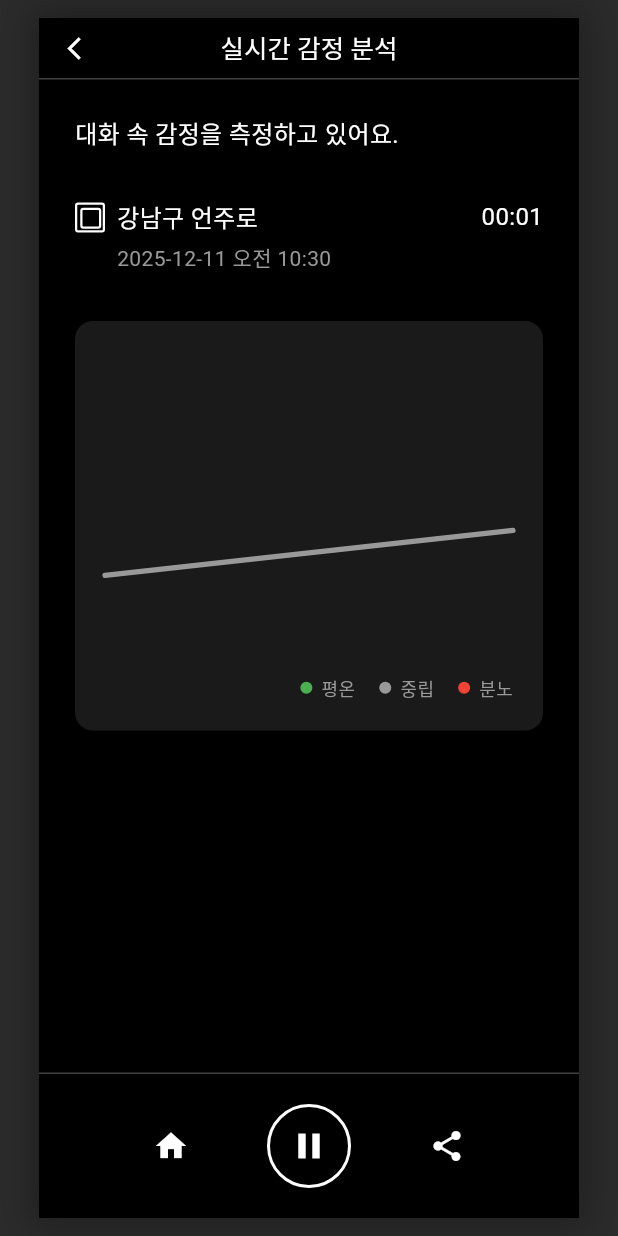
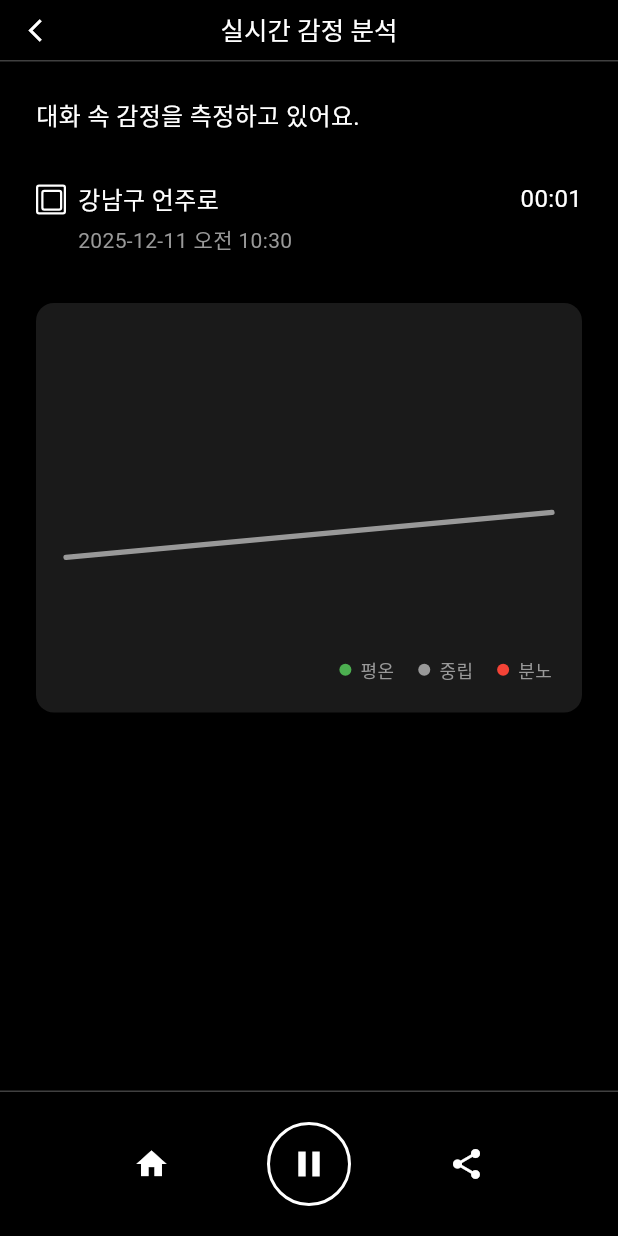
Before and after one commit to heijang/aoe-frontend-app, a Flutter app: the EmotionRecordingScreen screen opened by its route, on a phone screen of 412 x 824 dp. Run offline on Flutter 3.47's test engine with Material 3 defaults, Android fonts, the phone set to English and light mode, and no system bars; our stand-ins replace flutter_svg, go_router, video_player; missing offline and left inert: dart:html, dart:ui_web.

Commit message:
mobile 최적화

```diff
--- a/lib/screens/emotion_recording_screen.dart
+++ b/lib/screens/emotion_recording_screen.dart
@@ -18,7 +18,7 @@ class _EmotionRecordingScreenState extends State<EmotionRecordingScreen> {
   int _elapsedSeconds = 0;
   bool _isPaused = false;
   bool _isRecording = false; // 녹음 시작 여부
-  List<double> _emotionData = []; // 최초에는 빈 배열로 시작
+  final List<double> _emotionData = []; // 최초에는 빈 배열로 시작
   final Random _random = Random(); // 랜덤 생성기
 
   @override
--- a/lib/widgets/fixed_size_wrapper.dart
+++ b/lib/widgets/fixed_size_wrapper.dart
@@ -1,22 +1,89 @@
 import 'package:flutter/material.dart';
+import 'package:flutter/foundation.dart' show kIsWeb;
 
 class FixedSizeWrapper extends StatelessWidget {
   final Widget child;
 
   const FixedSizeWrapper({super.key, required this.child});
 
+  // 화면 크기에 따라 모바일/태블릿 구분
+  bool _isTablet(BuildContext context) {
+    final width = MediaQuery.of(context).size.width;
+    return width >= 600; // 600px 이상이면 태블릿으로 간주
+  }
+
+  // 반응형 너비 계산
+  double _getResponsiveWidth(BuildContext context) {
+    final screenWidth = MediaQuery.of(context).size.width;
+
+    if (_isTablet(context)) {
+      // 태블릿: 최대 768px, 최소 600px
+      return screenWidth.clamp(600.0, 768.0);
+    } else {
+      // 모바일: 최대 480px, 최소 320px
+      return screenWidth.clamp(320.0, 480.0);
+    }
+  }
+
+  // 반응형 높이 계산
+  double _getResponsiveHeight(BuildContext context) {
+    final screenHeight = MediaQuery.of(context).size.height;
+
+    // 모든 경우에 화면 높이의 100% 사용
+    return screenHeight;
+  }
+
   @override
   Widget build(BuildContext context) {
+    final width = _getResponsiveWidth(context);
+    final height = _getResponsiveHeight(context);
+    final mediaQuery = MediaQuery.of(context);
+
     return Scaffold(
-      backgroundColor: const Color(0xFF2B2B2B), // 진한 회색 배경
-      body: SafeArea(
+      backgroundColor: Colors.black, // 검은색 배경으로 변경
+      body: kIsWeb
+          ? // 웹에서는 SafeArea 없이 직접 처리
+          Align(
+              alignment: Alignment.center,
+              child: Container(
+                width: width,
+                height: height,
+                constraints: BoxConstraints(
+                  minWidth: _isTablet(context) ? 600.0 : 320.0,
+                  maxWidth: _isTablet(context) ? 768.0 : 480.0,
+                  minHeight: _isTablet(context) ? 800.0 : 600.0,
+                  maxHeight: mediaQuery.size.height, // 화면 전체 높이 사용
+                ),
+                clipBehavior: Clip.hardEdge,
+                decoration: BoxDecoration(
+                  color: Colors.white,
+                  boxShadow: [
+                    BoxShadow(
+                      color: Colors.black.withOpacity(0.3),
+                      blurRadius: 20,
+                      spreadRadius: 5,
+                    ),
+                  ],
+                ),
+                child: child,
+              ),
+            )
+          : // 앱에서는 SafeArea 사용
+          SafeArea(
               // 노치 영역을 피하기 위해 SafeArea 사용
               top: false, // 상단은 AppBar가 처리하므로 false
               bottom: false, // 하단은 필요시 true로 변경
-        child: Center(
+              child: Align(
+                alignment: Alignment.center,
                 child: Container(
-            width: 360,
-            height: 800,
+                  width: width,
+                  height: height,
+                  constraints: BoxConstraints(
+                    minWidth: _isTablet(context) ? 600.0 : 320.0,
+                    maxWidth: _isTablet(context) ? 768.0 : 480.0,
+                    minHeight: _isTablet(context) ? 800.0 : 600.0,
+                    maxHeight: mediaQuery.size.height, // 화면 전체 높이 사용
+                  ),
                   clipBehavior: Clip.hardEdge,
                   decoration: BoxDecoration(
                     color: Colors.white,
```
Also changed, not shown: 1 other file. Lines whose indentation alone changed are shown as unchanged.
